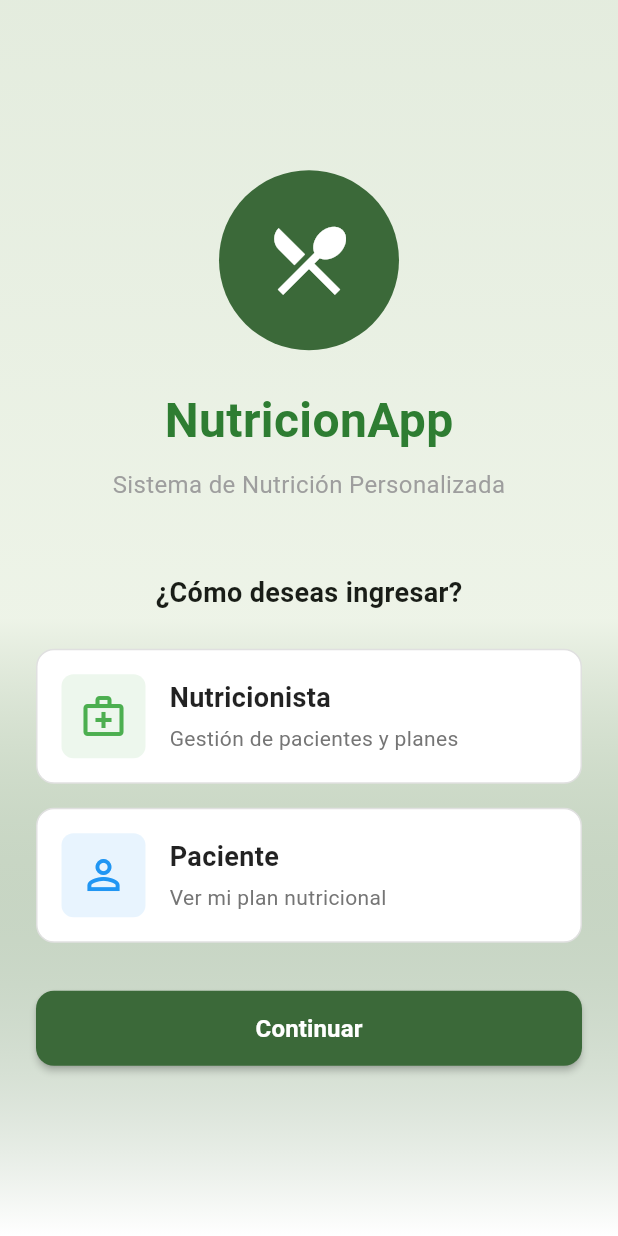
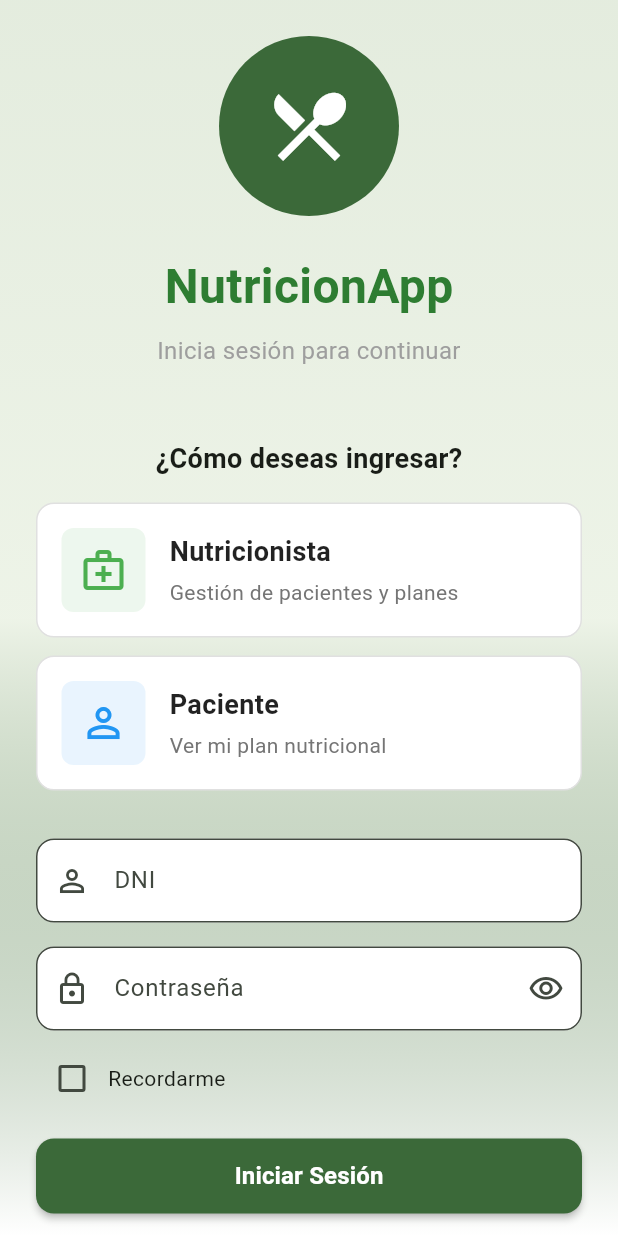
Before and after one commit to DiegoRozo23/nutricionApp, a Flutter app: the screen it shows after launch, on a phone screen of 412 x 824 dp. Run offline on Flutter 3.47's test engine with Material 3 defaults, Android fonts, the light colour scheme and no system bars.

Commit message:
Add complete login form with validation for nutricionista and paciente roles

```diff
--- a/nutricion_app/lib/screens/auth/login_screen.dart
+++ b/nutricion_app/lib/screens/auth/login_screen.dart
@@ -11,8 +11,27 @@ class LoginScreen extends StatefulWidget {
 
 class _LoginScreenState extends State<LoginScreen> {
   String? _selectedRole;
+  bool _obscurePassword = true;
+  bool _rememberMe = false;
 
-  void _navigateToRole() {
+  // Controladores para los campos de texto
+  final TextEditingController _usernameController = TextEditingController();
+  final TextEditingController _passwordController = TextEditingController();
+  final _formKey = GlobalKey<FormState>();
+
+  @override
+  void dispose() {
+    _usernameController.dispose();
+    _passwordController.dispose();
+    super.dispose();
+  }
+
+  void _handleLogin() {
+    // Validar formulario
+    if (!_formKey.currentState!.validate()) {
+      return;
+    }
+
     if (_selectedRole == null) {
       ScaffoldMessenger.of(context).showSnackBar(
         const SnackBar(
@@ -22,6 +41,34 @@ class _LoginScreenState extends State<LoginScreen> {
       );
       return;
     }
+
+    final username = _usernameController.text.trim();
+    final password = _passwordController.text.trim();
+
+    // Validación simple (luego se conectará con Supabase)
+    if (username.isEmpty || password.isEmpty) {
+      ScaffoldMessenger.of(context).showSnackBar(
+        const SnackBar(
+          content: Text('Por favor ingresa tus credenciales'),
+          backgroundColor: Colors.red,
+        ),
+      );
+      return;
+    }
+
+    // Mostrar loading
+    showDialog(
+      context: context,
+      barrierDismissible: false,
+      builder: (context) => const Center(
+        child: CircularProgressIndicator(),
+      ),
+    );
+
+    // Simular validación (luego será con Supabase)
+    Future.delayed(const Duration(seconds: 1), () {
+      if (!mounted) return;
+      Navigator.of(context).pop(); // Cerrar loading
 
       // Navegar según el rol seleccionado
       if (_selectedRole == 'nutricionista') {
@@ -33,6 +80,7 @@ class _LoginScreenState extends State<LoginScreen> {
           MaterialPageRoute(builder: (context) => const PacientePanel()),
         );
       }
+    });
   }
 
   @override
@@ -44,8 +92,8 @@ class _LoginScreenState extends State<LoginScreen> {
             begin: Alignment.topCenter,
             end: Alignment.bottomCenter,
             colors: [
-              Theme.of(context).colorScheme.primary.withOpacity(0.1),
-              Theme.of(context).colorScheme.primary.withOpacity(0.05),
+              Theme.of(context).colorScheme.primary.withValues(alpha: 0.1),
+              Theme.of(context).colorScheme.primary.withValues(alpha: 0.05),
               Colors.white,
             ],
           ),
@@ -54,6 +102,8 @@ class _LoginScreenState extends State<LoginScreen> {
           child: Center(
             child: SingleChildScrollView(
               padding: const EdgeInsets.all(24.0),
+              child: Form(
+                key: _formKey,
                 child: Column(
                   mainAxisAlignment: MainAxisAlignment.center,
                   children: [
@@ -84,7 +134,7 @@ class _LoginScreenState extends State<LoginScreen> {
                     ),
                     const SizedBox(height: 8),
                     const Text(
-                    'Sistema de Nutrición Personalizada',
+                      'Inicia sesión para continuar',
                       style: TextStyle(
                         fontSize: 16,
                         color: Colors.grey,
@@ -101,7 +151,7 @@ class _LoginScreenState extends State<LoginScreen> {
                         fontWeight: FontWeight.w600,
                       ),
                     ),
-                  const SizedBox(height: 24),
+                    const SizedBox(height: 16),
 
                     // Botón Nutricionista
                     _RoleButton(
@@ -116,7 +166,7 @@ class _LoginScreenState extends State<LoginScreen> {
                         });
                       },
                     ),
-                  const SizedBox(height: 16),
+                    const SizedBox(height: 12),
 
                     // Botón Paciente
                     _RoleButton(
@@ -133,12 +183,90 @@ class _LoginScreenState extends State<LoginScreen> {
                     ),
                     const SizedBox(height: 32),
 
+                    // Campo de Usuario/DNI
+                    TextFormField(
+                      controller: _usernameController,
+                      decoration: InputDecoration(
+                        labelText: _selectedRole == 'nutricionista' ? 'Usuario' : 'DNI',
+                        hintText: _selectedRole == 'nutricionista'
+                            ? 'Ingresa tu usuario'
+                            : 'Ingresa tu DNI',
+                        prefixIcon: const Icon(Icons.person_outline),
+                        border: OutlineInputBorder(
+                          borderRadius: BorderRadius.circular(12),
+                        ),
+                        filled: true,
+                        fillColor: Colors.white,
+                      ),
+                      validator: (value) {
+                        if (value == null || value.isEmpty) {
+                          return _selectedRole == 'nutricionista'
+                              ? 'Por favor ingresa tu usuario'
+                              : 'Por favor ingresa tu DNI';
+                        }
+                        return null;
+                      },
+                    ),
+                    const SizedBox(height: 16),
+
+                    // Campo de Contraseña
+                    TextFormField(
+                      controller: _passwordController,
+                      obscureText: _obscurePassword,
+                      decoration: InputDecoration(
+                        labelText: 'Contraseña',
+                        hintText: 'Ingresa tu contraseña',
+                        prefixIcon: const Icon(Icons.lock_outline),
+                        suffixIcon: IconButton(
+                          icon: Icon(
+                            _obscurePassword ? Icons.visibility_outlined : Icons.visibility_off_outlined,
+                          ),
+                          onPressed: () {
+                            setState(() {
+                              _obscurePassword = !_obscurePassword;
+                            });
+                          },
+                        ),
+                        border: OutlineInputBorder(
+                          borderRadius: BorderRadius.circular(12),
+                        ),
+                        filled: true,
+                        fillColor: Colors.white,
+                      ),
+                      validator: (value) {
+                        if (value == null || value.isEmpty) {
+                          return 'Por favor ingresa tu contraseña';
+                        }
+                        if (value.length < 4) {
+                          return 'La contraseña debe tener al menos 4 caracteres';
+                        }
+                        return null;
+                      },
+                    ),
+                    const SizedBox(height: 8),
+
+                    // Recordarme
+                    Row(
+                      children: [
+                        Checkbox(
+                          value: _rememberMe,
+                          onChanged: (value) {
+                            setState(() {
+                              _rememberMe = value ?? false;
+                            });
+                          },
+                        ),
+                        const Text('Recordarme'),
+                      ],
+                    ),
+                    const SizedBox(height: 16),
+
                     // Botón de ingreso
                     SizedBox(
                       width: double.infinity,
                       height: 50,
                       child: ElevatedButton(
-                      onPressed: _navigateToRole,
+                        onPressed: _handleLogin,
                         style: ElevatedButton.styleFrom(
                           backgroundColor: Theme.of(context).colorScheme.primary,
                           foregroundColor: Colors.white,
@@ -148,7 +276,7 @@ class _LoginScreenState extends State<LoginScreen> {
                           elevation: 2,
                         ),
                         child: const Text(
-                        'Continuar',
+                          'Iniciar Sesión',
                           style: TextStyle(
                             fontSize: 16,
                             fontWeight: FontWeight.bold,
@@ -157,6 +285,7 @@ class _LoginScreenState extends State<LoginScreen> {
                       ),
                     ),
                   ],
+                ),
               ),
             ),
           ),
@@ -190,7 +319,7 @@ class _RoleButton extends StatelessWidget {
       child: Container(
         padding: const EdgeInsets.all(16),
         decoration: BoxDecoration(
-          color: isSelected ? color.withOpacity(0.1) : Colors.white,
+          color: isSelected ? color.withValues(alpha: 0.1) : Colors.white,
           border: Border.all(
             color: isSelected ? color : Colors.grey.shade300,
             width: isSelected ? 2 : 1,
@@ -199,7 +328,7 @@ class _RoleButton extends StatelessWidget {
           boxShadow: isSelected
               ? [
                   BoxShadow(
-                    color: color.withOpacity(0.2),
+                    color: color.withValues(alpha: 0.2),
                     blurRadius: 8,
                     offset: const Offset(0, 4),
                   ),
@@ -211,7 +340,7 @@ class _RoleButton extends StatelessWidget {
             Container(
               padding: const EdgeInsets.all(12),
               decoration: BoxDecoration(
-                color: color.withOpacity(0.1),
+                color: color.withValues(alpha: 0.1),
                 borderRadius: BorderRadius.circular(8),
               ),
               child: Icon(
```
Also changed, not shown: 6 other files. Lines whose indentation alone changed are shown as unchanged.
